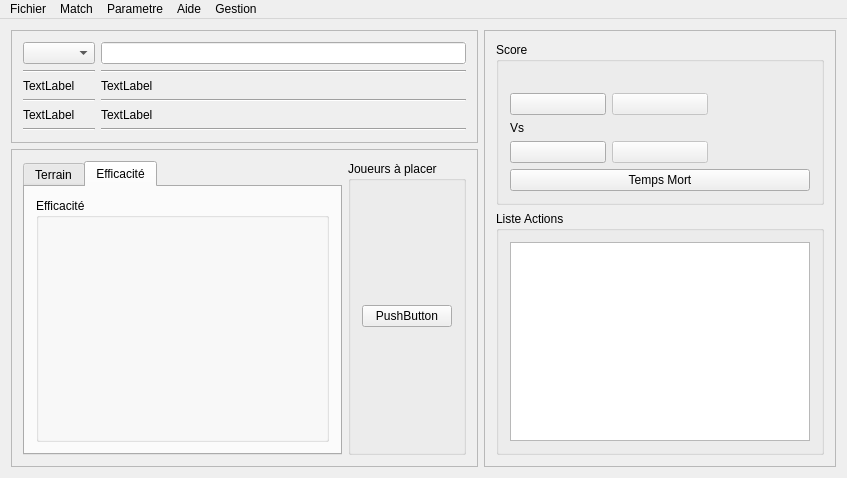
The window that ui/ecran.ui (flagage/volleyclubstats) describes before a commit, drawn with Qt 5.
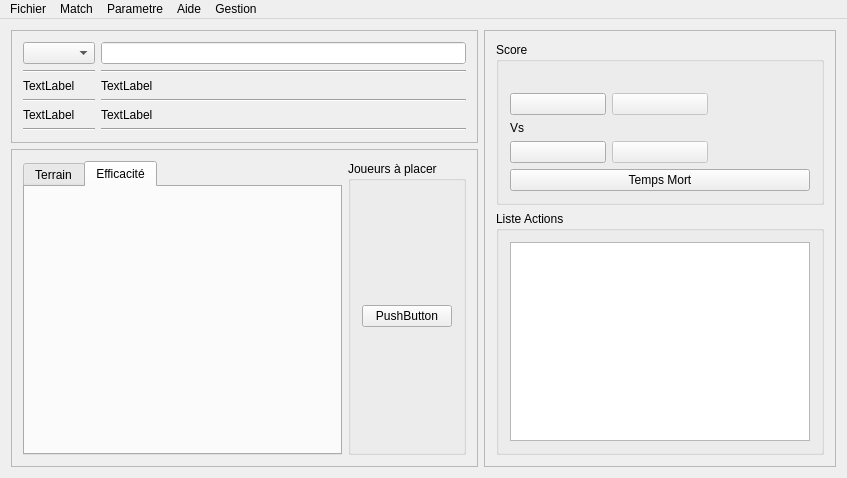
The same window after the commit. The open tabs and pages were chosen to show the change. Icons and pictures are not drawn.

The edit to the form file:
```diff
--- a/ui/ecran.ui
+++ b/ui/ecran.ui
@@ -111,16 +111,7 @@
           <attribute name="title">
            <string>Efficacité</string>
           </attribute>
-          <layout class="QGridLayout" name="gridLayout_21">
-           <item row="0" column="0">
-            <widget class="QGroupBox" name="groupBox_6">
-             <property name="title">
-              <string>Efficacité</string>
-             </property>
-             <layout class="QGridLayout" name="gridLayout_13"/>
-            </widget>
-           </item>
-          </layout>
+          <layout class="QGridLayout" name="gridLayout_21"/>
          </widget>
         </widget>
        </item>
```
